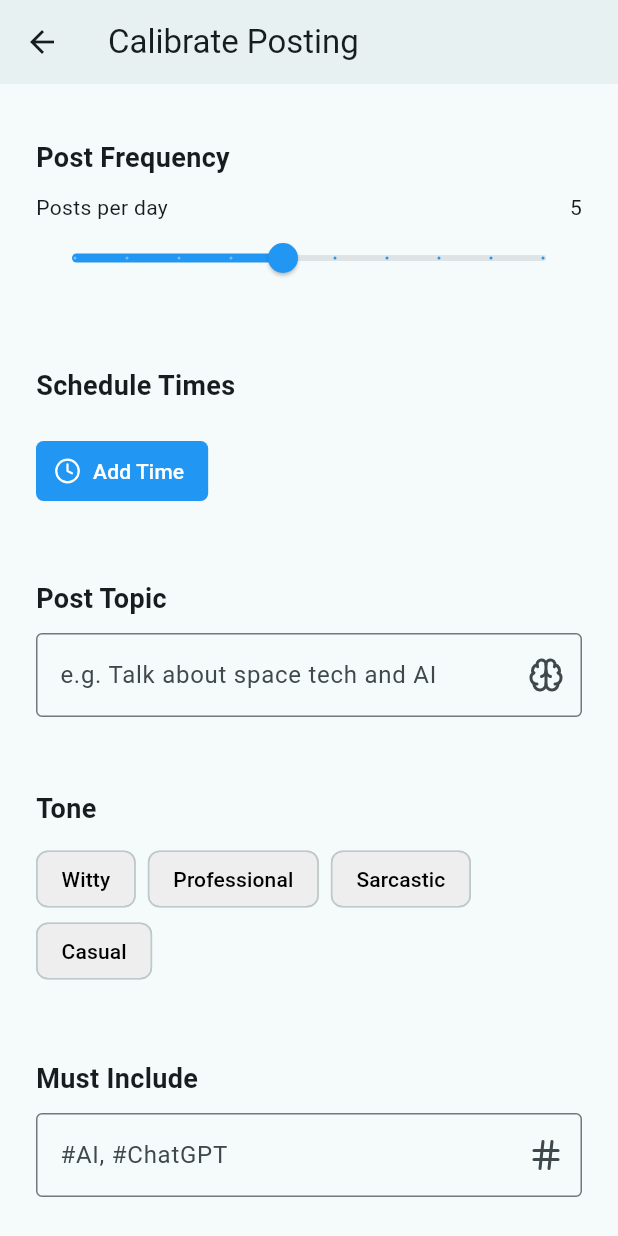
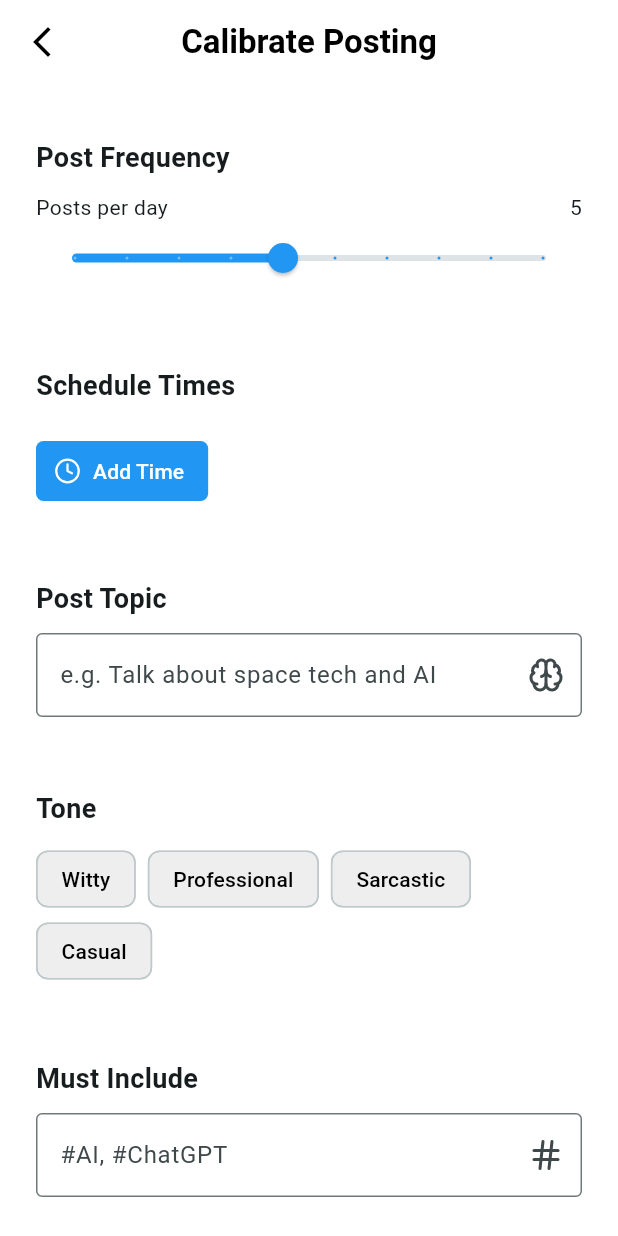
Before and after one commit to OmAnand857/bluebot-app, a Flutter app: the CalibrateScreen screen opened directly, on a phone screen of 412 x 824 dp. Run offline on Flutter 3.47's test engine with Material 3 defaults, Android fonts, the phone set to English and light mode, and no system bars; our stand-ins replace fl_chart, flutter_feather_icons, font_awesome_flutter, lucide_icons.

Commit message:
completed basic ui

```diff
--- a/lib/components/calibrate_screen.dart
+++ b/lib/components/calibrate_screen.dart
@@ -119,10 +119,20 @@ class _CalibrateScreen extends State<CalibrateScreen> {
     return GestureDetector(
       onTap: () => FocusScope.of(context).unfocus(),
       child: Scaffold(
+        backgroundColor: Colors.white,
         appBar: AppBar(
-          title: Text("Calibrate Posting"),
-          elevation: 4,
+          title: const Text(
+            "Calibrate Posting",
+            style: TextStyle(color: Colors.black, fontWeight: FontWeight.bold),
+          ),
+          centerTitle: true,
           backgroundColor: Colors.white,
+          elevation: 0,
+          leading: IconButton(
+            icon: const Icon(Icons.arrow_back_ios_new, color: Colors.black),
+            onPressed: () => Navigator.of(context).pop(),
+          ),
+          iconTheme: const IconThemeData(color: Colors.black),
         ),
         body: SafeArea(
           child: SingleChildScrollView(
```
Also changed, not shown: lib/components/home_screen.dart (+12 -2 lines), lib/components/settings_screen.dart (+7 -3 lines).
